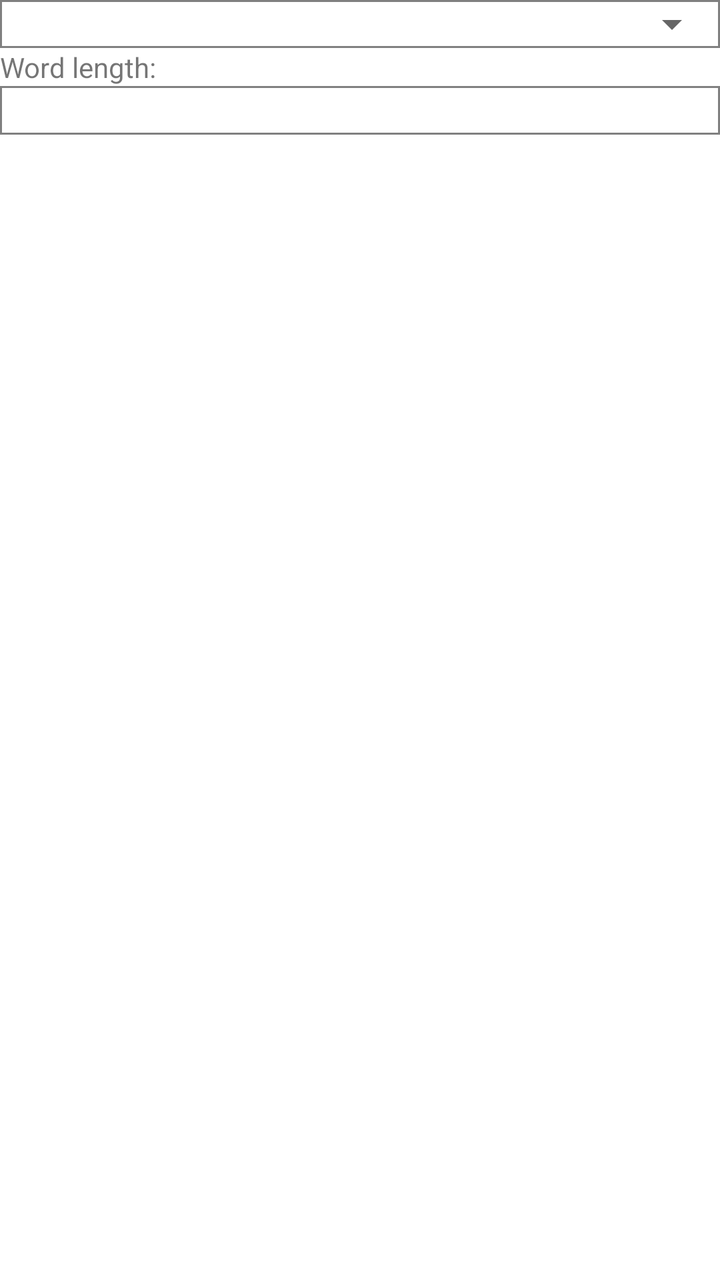
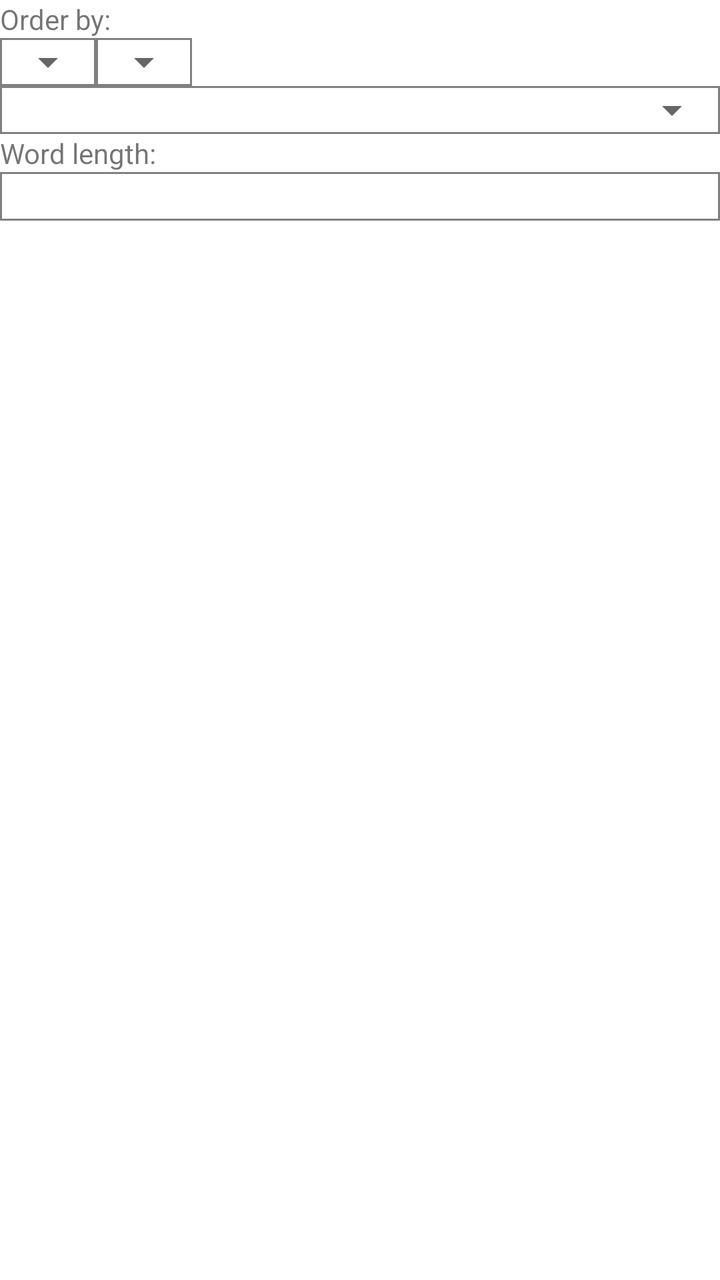

An Android layout rendered at two revisions. The XML below is the earlier revision; the diff shows what the commit changed to produce the second picture.
<!-- AndroidManifest.xml: application theme Theme.WordStudy -->
<!-- res/layout/solve.xml -->
<?xml version="1.0" encoding="utf-8"?>
<LinearLayout xmlns:android="http://schemas.android.com/apk/res/android"
    android:orientation="vertical"
    android:layout_width="match_parent"
    android:layout_height="match_parent">
    <FrameLayout
        android:layout_width="match_parent"
        android:layout_height="wrap_content"
        android:background="@drawable/rectangle">
        <Spinner
            android:id="@+id/spinner12"
            android:layout_width="match_parent"
            android:layout_height="wrap_content" />
    </FrameLayout>
    <TextView
        android:layout_width="wrap_content"
        android:layout_height="wrap_content"
        android:text="Word length:"
        android:id="@+id/textview63">
    </TextView>
    <EditText
        android:id="@+id/edittext20"
        android:inputType="number"
        android:layout_width="match_parent"
        android:layout_height="wrap_content"
        android:background="@drawable/rectangle">
    </EditText>
</LinearLayout>
<!-- resources referenced by this layout -->
<resources>
  <!-- drawable rectangle (drawable) -->
  <?xml version="1.0" encoding="utf-8"?>
  <shape xmlns:android="http://schemas.android.com/apk/res/android">
      <stroke
          android:width="1dp"
          android:color="@color/gray"/>
  </shape>
  <style name="Theme.WordStudy" parent="Theme.MaterialComponents.DayNight.NoActionBar">
          
          <item name="colorPrimary">@color/purple_500</item>
          <item name="colorPrimaryVariant">@color/purple_700</item>
          <item name="colorOnPrimary">@color/white</item>
          
          <item name="colorSecondary">@color/teal_200</item>
          <item name="colorSecondaryVariant">@color/teal_700</item>
          <item name="colorOnSecondary">@color/black</item>
          
          <item name="android:statusBarColor" tools:targetApi="l">?attr/colorPrimaryVariant</item>
          
      </style>
  <color name="gray">#FF808080</color>
  <color name="purple_500">#FF6200EE</color>
  <color name="purple_700">#FF3700B3</color>
  <color name="white">#FFFFFFFF</color>
  <color name="teal_200">#FF03DAC5</color>
  <color name="teal_700">#FF018786</color>
  <color name="black">#FF000000</color>
</resources>

<!-- the commit's change to res/layout/solve.xml (unified diff, before → after) -->
@@ -3,6 +3,35 @@
     android:orientation="vertical"
     android:layout_width="match_parent"
     android:layout_height="match_parent">
+    <TextView
+        android:layout_width="wrap_content"
+        android:layout_height="wrap_content"
+        android:text="Order by:"
+        android:id="@+id/textview64">
+    </TextView>
+    <LinearLayout
+        android:orientation="horizontal"
+        android:layout_width="match_parent"
+        android:layout_height="wrap_content">
+        <FrameLayout
+            android:layout_width="wrap_content"
+            android:layout_height="wrap_content"
+            android:background="@drawable/rectangle">
+            <Spinner
+                android:id="@+id/spinner13"
+                android:layout_width="wrap_content"
+                android:layout_height="wrap_content" />
+        </FrameLayout>
+        <FrameLayout
+            android:layout_width="wrap_content"
+            android:layout_height="wrap_content"
+            android:background="@drawable/rectangle">
+            <Spinner
+                android:id="@+id/spinner14"
+                android:layout_width="wrap_content"
+                android:layout_height="wrap_content" />
+        </FrameLayout>
+    </LinearLayout>
     <FrameLayout
         android:layout_width="match_parent"
         android:layout_height="wrap_content"
